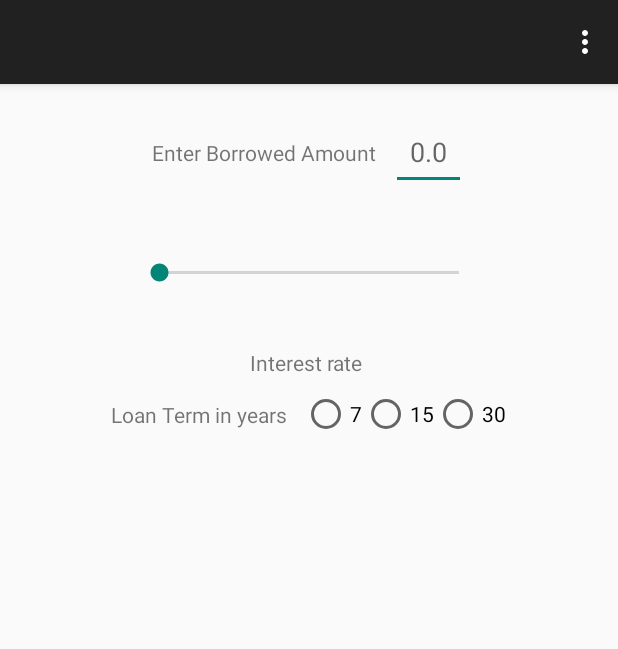
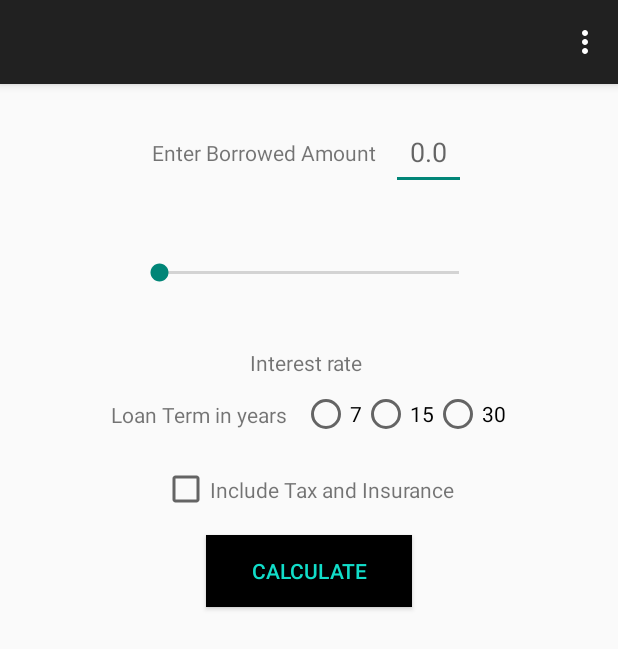
Before and after one commit to ngaini/MortgageCalculator, an Android app: the screen it shows after launch (MainActivity), on a phone screen of 412 x 824 dp. Shown: the top 649 px of the screen. Run offline under Robolectric (Android 15) with nearby library versions, the phone set to English and light mode, and no system bars.

Commit message:
add checkbox for Tax and button for calculate

```diff
--- a/app/src/main/res/layout/activity_main.xml
+++ b/app/src/main/res/layout/activity_main.xml
@@ -110,5 +110,31 @@
 
 
         </LinearLayout>
+    <LinearLayout
+        android:layout_width="match_parent"
+        android:layout_height="50dp"
+        android:orientation="horizontal"
+        android:layout_gravity="center_vertical|center_horizontal"
+        android:gravity="center">
+        <CheckBox
+            android:layout_width="wrap_content"
+            android:layout_height="wrap_content"
+            />
+        <TextView
+            android:layout_width="wrap_content"
+            android:layout_height="wrap_content"
+            android:text="Include Tax and Insurance"/>
+        </LinearLayout>
+    <Button
+        android:layout_width="wrap_content"
+        android:layout_height="wrap_content"
+        android:text="CALCULATE"
+        android:layout_gravity="center"
+        android:layout_marginTop="5dp"
+        android:layout_marginBottom="5dp"
+        android:textColor="#ff11ddc9"
+        android:background="@android:color/background_dark"
+        android:paddingRight="30dp"
+        android:paddingLeft="30dp"/>
 
 </LinearLayout>
```
